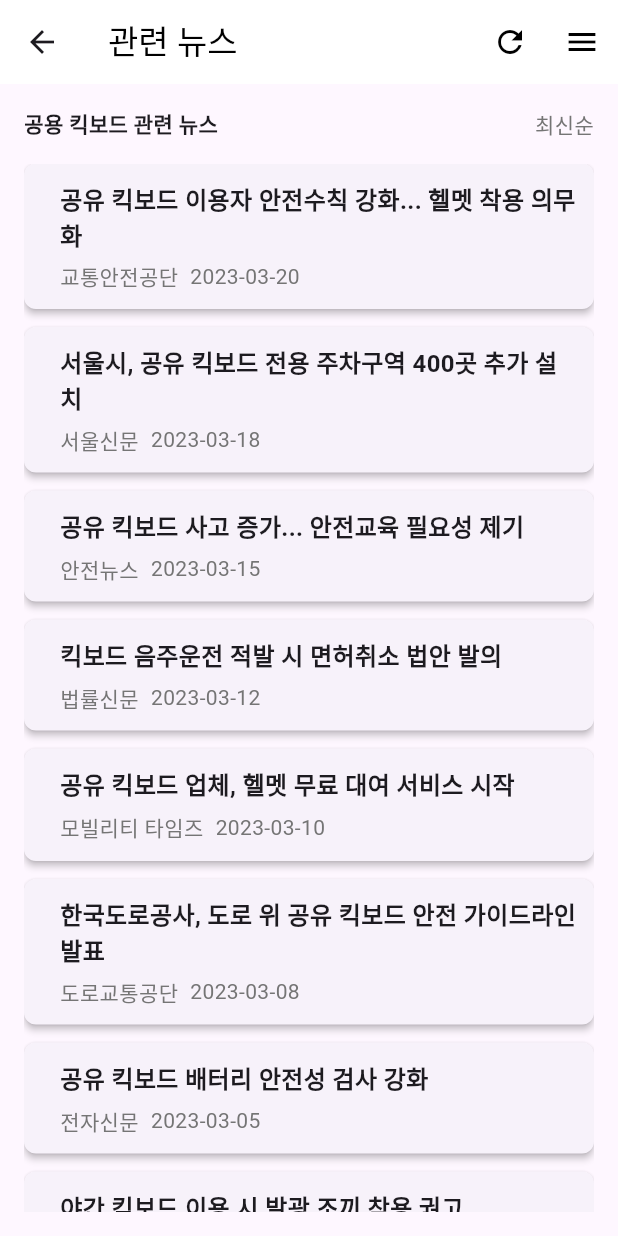
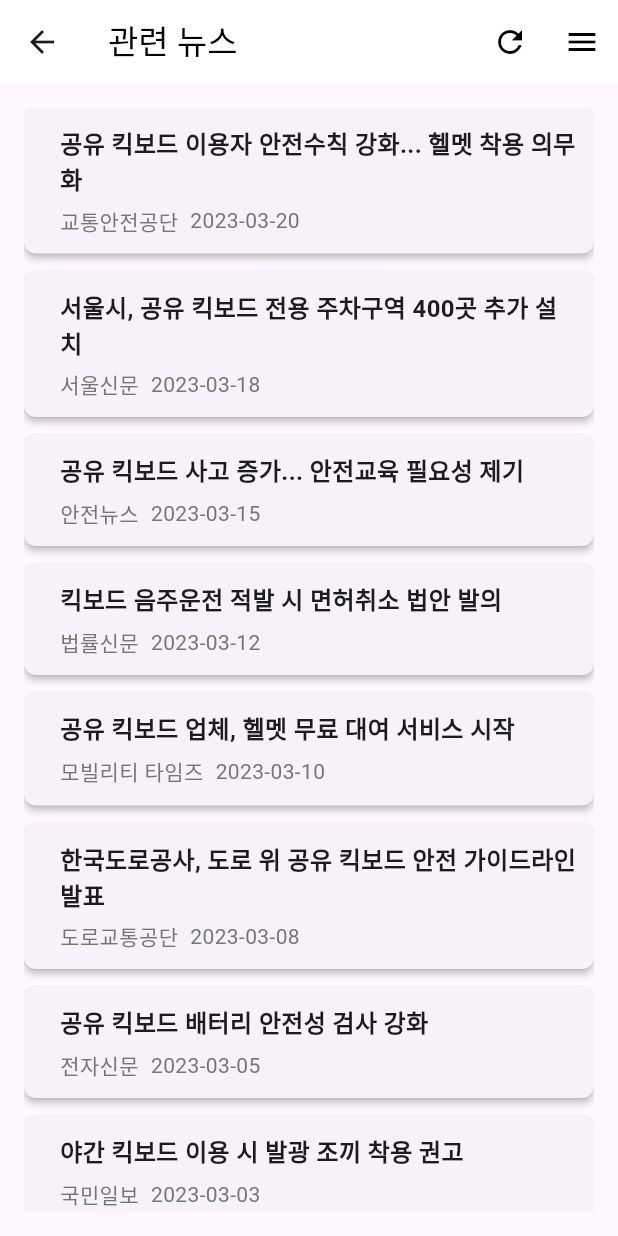
Before and after one commit to Kyonggi-Traffic-Solution/App, a Flutter app: the SafetyNewsScreen screen opened directly, on a phone screen of 412 x 824 dp. Run offline on Flutter 3.47's test engine with Material 3 defaults, Android fonts, the phone set to English and light mode, and no system bars; our stand-ins replace flutter_dotenv.

```diff
--- a/lib/main.dart
+++ b/lib/main.dart
@@ -1,14 +1,17 @@
 import 'package:flutter/material.dart';
 import 'screens/main_screen.dart';
+import 'package:flutter_dotenv/flutter_dotenv.dart';
 
-void main() {
+Future<void> main() async {
   WidgetsFlutterBinding.ensureInitialized();  // 바인딩 초기화 보장
+  await dotenv.load(fileName: 'assets/config/.env');
 
   // 에러 핸들링 추가
   FlutterError.onError = (FlutterErrorDetails details) {
     FlutterError.presentError(details);
     print('Flutter error: ${details.exception}');
   };
+
 
   runApp(SafetyApp());
 }
--- a/lib/screens/safety_news_screen.dart
+++ b/lib/screens/safety_news_screen.dart
@@ -1,6 +1,5 @@
 import 'package:flutter/material.dart';
 import '../services/news_api.dart';
-import '../widgets/bar_chart.dart';
 import 'package:url_launcher/url_launcher.dart';
 
 class SafetyNewsScreen extends StatefulWidget {
@@ -84,17 +83,6 @@ class _SafetyNewsScreenState extends State<SafetyNewsScreen> {
                   child: Column(
                     crossAxisAlignment: CrossAxisAlignment.start,
                     children: [
-
-                      Row(
-                        mainAxisAlignment: MainAxisAlignment.spaceBetween,
-                        children: [
-                          const Text('공용 킥보드 관련 뉴스',
-                              style: TextStyle(fontWeight: FontWeight.bold)),
-                          Text('최신순',
-                              style: TextStyle(color: Colors.grey[600])),
-                        ],
-                      ),
-                      const SizedBox(height: 16),
                       Expanded(
                         child: ListView.builder(
                           itemCount: _newsList.length,
--- a/lib/services/news_api.dart
+++ b/lib/services/news_api.dart
@@ -1,7 +1,7 @@
 import 'dart:convert';
 import 'package:http/http.dart' as http;
+import 'package:flutter_dotenv/flutter_dotenv.dart';
 
-// 뉴스 아이템 모델
 class NewsItem {
   final String title;
   final String imageUrl;
@@ -19,27 +19,63 @@ class NewsItem {
 
   factory NewsItem.fromJson(Map<String, dynamic> json) {
     return NewsItem(
-      title: json['title'] ?? '',
+      title: _decodeHtmlEntities(_removeHtmlTags(json['title'] ?? '')),
       imageUrl: json['imageUrl'] ?? 'https://via.placeholder.com/150',
       newsUrl: json['link'] ?? '',
-      date: json['pubDate'] ?? '',
+      date: _formatDate(json['pubDate'] ?? ''),
       source: json['source'] ?? '네이버 뉴스',
     );
+  }
+
+  // HTML 태그 제거 헬퍼 함수
+  static String _removeHtmlTags(String htmlText) {
+    RegExp exp = RegExp(r"<[^>]*>", multiLine: true, caseSensitive: true);
+    return htmlText.replaceAll(exp, '');
+  }
+  static String _decodeHtmlEntities(String text) {
+  return text
+      .replaceAll('&quot;', '"')
+      .replaceAll('&amp;', '&')
+      .replaceAll('&lt;', '<')
+      .replaceAll('&gt;', '>')
+      .replaceAll('&apos;', "'")
+      .replaceAll('&#x27;', "'")
+      .replaceAll('&#x2F;', '/')
+      .replaceAll('&#39;', "'")
+      .replaceAll('&#47;', '/');
+}
+
+  // 날짜 형식 변환 헬퍼 함수
+  static String _formatDate(String apiDate) {
+    try {
+      final date = DateTime.parse(apiDate);
+      return '${date.year}-${date.month.toString().padLeft(2, '0')}-${date.day.toString().padLeft(2, '0')}';
+    } catch (e) {
+      return apiDate;
+    }
   }
 }
 
 class NewsApiService {
-  // 실제 네이버 API를 사용하려면 네이버 개발자 센터에서 클라이언트 ID와 시크릿을 발급받아야 합니다.
-  // https://developers.naver.com/docs/serviceapi/search/news/news.md
   static Future<List<NewsItem>> fetchNews(String keyword) async {
     try {
+      // .env 파일에서 API 키를 가져옵니다
+      final clientId = dotenv.env['NAVER_CLIENT_ID'];
+      final clientSecret = dotenv.env['NAVER_CLIENT_SECRET'];
+
+      // API 키가 없으면 더미 데이터 반환
+      if (clientId == null || clientSecret == null) {
+        print('API 키가 설정되지 않았습니다. 더미 데이터를 반환합니다.');
+        return _getDummyNewsData();
+      }
+
       final url = Uri.parse('https://openapi.naver.com/v1/search/news.json?query=${Uri.encodeComponent(keyword)}&display=10&sort=date');
 
       final response = await http.get(
         url,
         headers: {
-          'X-Naver-Client-Id': '아이디', // 네이버 개발자 센터에서 발급받은 클라이언트 ID       assets/config/.env 파일에 저장
-          'X-Naver-Client-Secret': '비번', // 네이버 개발자 센터에서 발급받은 클라이언트 시크릿
+          'X-Naver-Client-Id': clientId,
+          'X-Naver-Client-Secret': clientSecret,
         },
       );
 
@@ -48,11 +84,11 @@ class NewsApiService {
         final List<dynamic> items = data['items'];
         return items.map((item) => NewsItem.fromJson(item)).toList();
       } else {
-        // 에러 처리를 위해 빈 리스트 대신 더미 데이터 반환
+        print('API 응답 오류: ${response.statusCode}');
         return _getDummyNewsData();
       }
     } catch (e) {
-      // 예외 발생 시 더미 데이터 반환
+      print('네트워크 오류: $e');
       return _getDummyNewsData();
     }
   }
--- a/pubspec.yaml
+++ b/pubspec.yaml
@@ -37,6 +37,7 @@ dependencies:
   # The following adds the Cupertino Icons font to your application.
   # Use with the CupertinoIcons class for iOS style icons.
   cupertino_icons: ^1.0.8
+  flutter_dotenv: ^5.2.1
 
 dev_dependencies:
   flutter_test:
```
Also changed, not shown: pubspec.lock, 1 other file.
